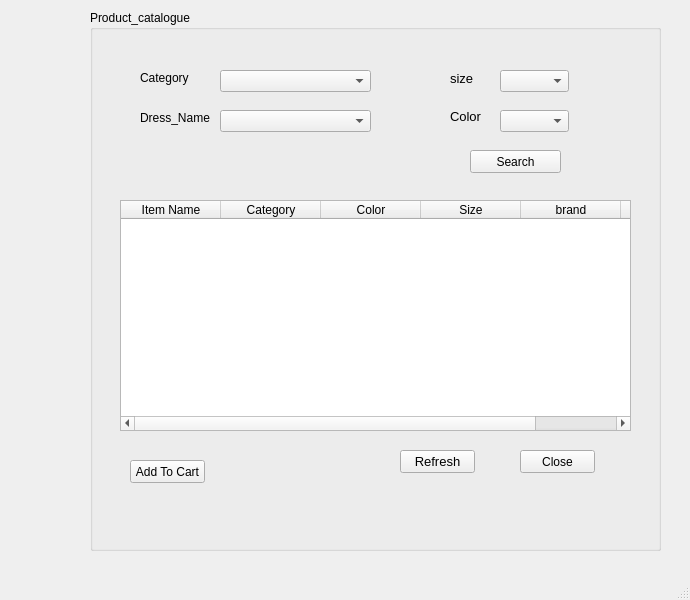
AlphaAnas/database-managment-system-using-SQL-and-PYQT-5-and-PYQT-6, file Catalogue_screen.ui: the form before one commit.
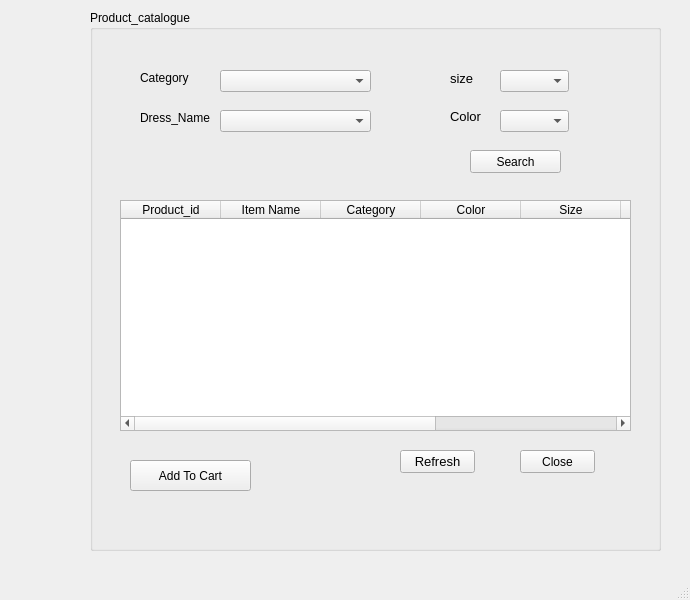
The form after the commit.

Commit message: sherali customer interface added

```diff
--- a/Catalogue_screen.ui
+++ b/Catalogue_screen.ui
@@ -137,6 +137,11 @@
        <height>231</height>
       </rect>
      </property>
+     <column>
+      <property name="text">
+       <string>Product_id</string>
+      </property>
+     </column>
      <column>
       <property name="text">
        <string>Item Name</string>
@@ -167,6 +172,11 @@
        <string>Price</string>
       </property>
      </column>
+     <column>
+      <property name="text">
+       <string>Discount</string>
+      </property>
+     </column>
     </widget>
     <widget class="QPushButton" name="search_but">
      <property name="geometry">
@@ -199,8 +209,8 @@
       <rect>
        <x>40</x>
        <y>450</y>
-       <width>75</width>
-       <height>23</height>
+       <width>121</width>
+       <height>31</height>
       </rect>
      </property>
      <property name="text">
```
Left out of the diff: 2 changed lines with no effect on the pictures. The commit also changes 7 other files.
